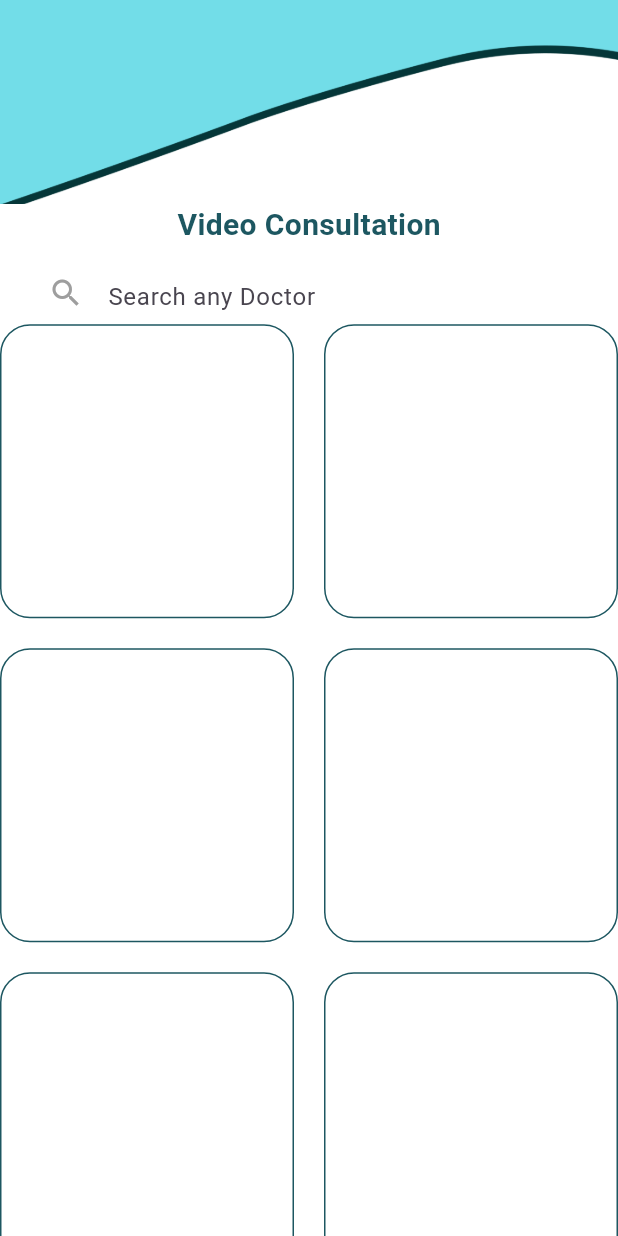
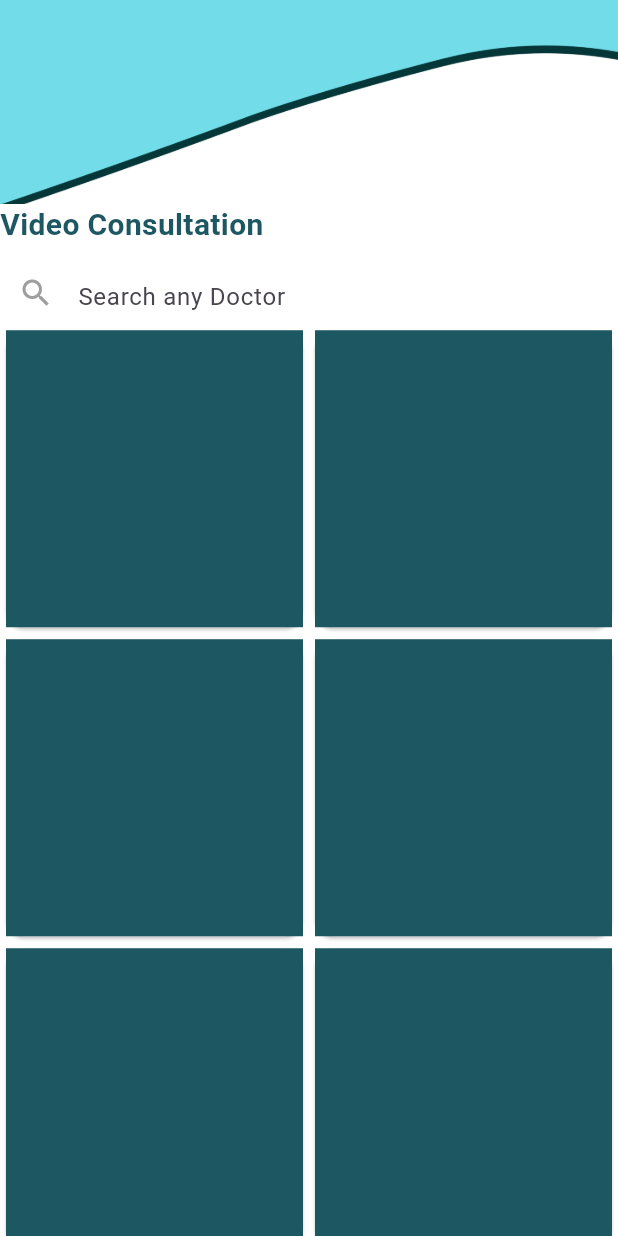
Before and after one commit to mianhusnain1/doctor_app, a Flutter app: the Video screen opened directly, on a phone screen of 412 x 824 dp. Run offline on Flutter 3.47's test engine with Material 2 defaults, Android fonts, the phone set to English and light mode, and no system bars; our stand-ins replace carousel_slider, firebase_auth, firebase_core, flutter_spinkit, flutter_svg; accounts and stored records are empty.

Commit message:
GridView

```diff
--- a/lib/screens/video.dart
+++ b/lib/screens/video.dart
@@ -16,7 +16,7 @@ class _VideoState extends State<Video> {
     mq = MediaQuery.of(context).size;
     return Scaffold(
       backgroundColor: Colors.white,
-      body: Column(
+      body: ListView(
         children: [
           const MainTop(),
           const SizedBox(
@@ -32,13 +32,13 @@ class _VideoState extends State<Video> {
           const SizedBox(
             height: 10,
           ),
-          Container(
+          SizedBox(
             width: mq.width - 40,
             height: mq.height * 0.05,
             child: Center(
               child: TextField(
                 decoration: InputDecoration(
-                  prefixIcon: Icon(
+                  prefixIcon: const Icon(
                     Icons.search,
                     color: Colors.grey,
                   ),
@@ -46,29 +46,29 @@ class _VideoState extends State<Video> {
                   border: InputBorder.none,
                   focusedBorder: OutlineInputBorder(
                     borderRadius: BorderRadius.circular(20),
-                    borderSide: BorderSide(color: myColor1),
+                    borderSide: const BorderSide(color: myColor1),
                   ),
                 ),
               ),
             ),
           ),
-          Expanded(
+          SizedBox(
+            height: mq.height,
             child: GridView.builder(
-              shrinkWrap: true, // Allow the GridView to scroll if needed
-              itemCount: 20,
-              gridDelegate: const SliverGridDelegateWithFixedCrossAxisCount(
-                crossAxisCount: 2,
-                crossAxisSpacing: 20,
-                mainAxisSpacing: 20,
-              ),
-              itemBuilder: (BuildContext context, int index) {
-                return Container(
-                  decoration: BoxDecoration(
-                      borderRadius: BorderRadius.circular(20),
-                      border: Border.all(color: myColor1)),
-                );
-              },
-            ),
+                shrinkWrap: true,
+                gridDelegate: const SliverGridDelegateWithFixedCrossAxisCount(
+                    crossAxisCount: 2),
+                itemCount: 20,
+                itemBuilder: (BuildContext context, int index) {
+                  return Card(
+                    child: Center(
+                        child: Container(
+                      decoration: const BoxDecoration(
+                        color: myColor1,
+                      ),
+                    )),
+                  );
+                }),
           ),
         ],
       ),
```
